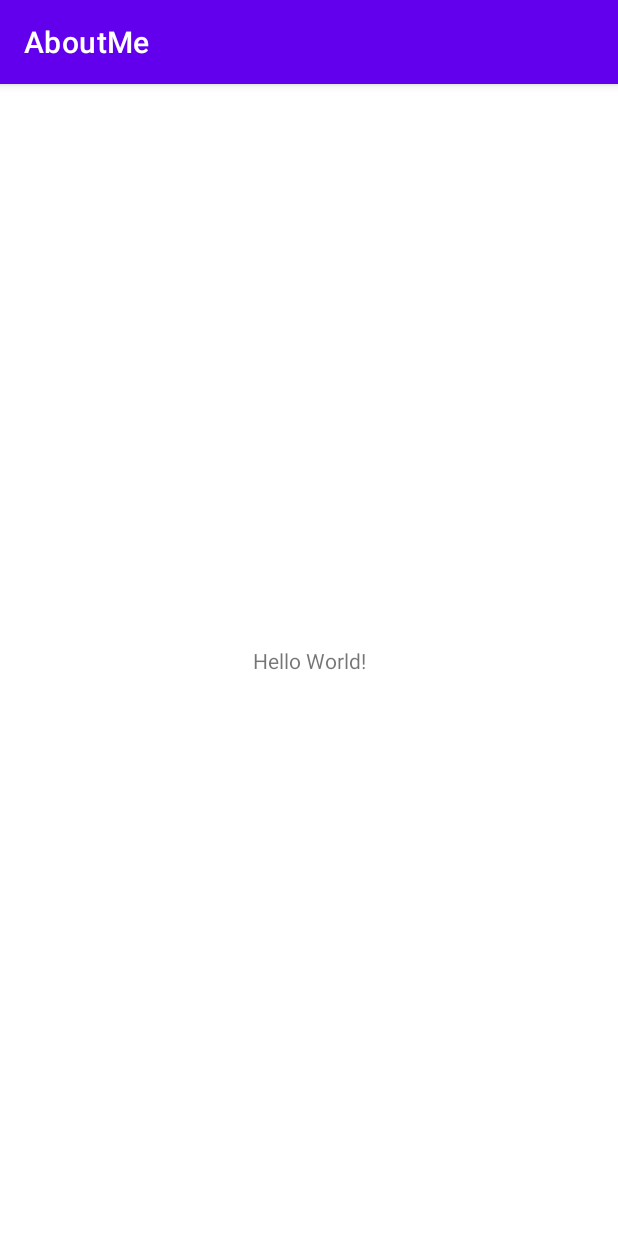
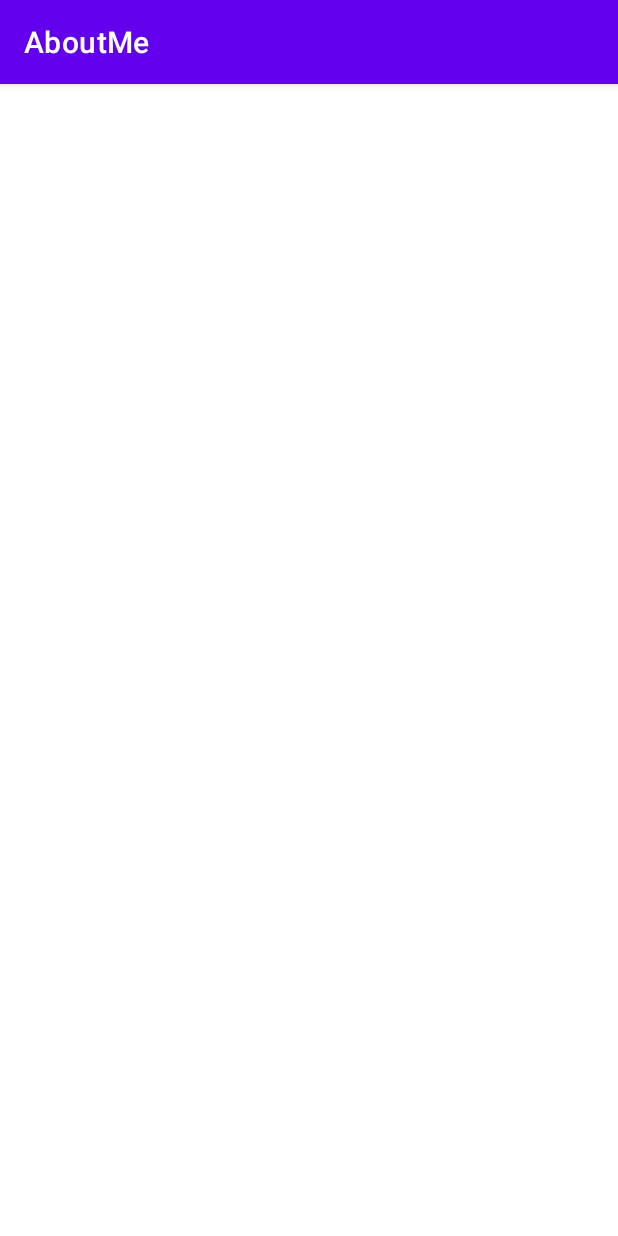
Before and after one commit to BogdanPetrisor/AboutMe, an Android app: the screen it shows after launch (MainActivity), on a phone screen of 412 x 824 dp. Run offline under Robolectric (Android 15) with nearby library versions, the phone set to English and light mode, and no system bars.

Commit message:
Replace Constraint Layout with Linear Layout

```diff
--- a/app/src/main/res/layout/activity_main.xml
+++ b/app/src/main/res/layout/activity_main.xml
@@ -1,18 +1,11 @@
 <?xml version="1.0" encoding="utf-8"?>
-<androidx.constraintlayout.widget.ConstraintLayout xmlns:android="http://schemas.android.com/apk/res/android"
+<LinearLayout
+    xmlns:android="http://schemas.android.com/apk/res/android"
+    xmlns:tools="http://schemas.android.com/tools"
     xmlns:app="http://schemas.android.com/apk/res-auto"
-    xmlns:tools="http://schemas.android.com/tools"
     android:layout_width="match_parent"
     android:layout_height="match_parent"
+    android:orientation="vertical"
     tools:context=".MainActivity">
 
-    <TextView
-        android:layout_width="wrap_content"
-        android:layout_height="wrap_content"
-        android:text="Hello World!"
-        app:layout_constraintBottom_toBottomOf="parent"
-        app:layout_constraintEnd_toEndOf="parent"
-        app:layout_constraintStart_toStartOf="parent"
-        app:layout_constraintTop_toTopOf="parent" />
-
-</androidx.constraintlayout.widget.ConstraintLayout>
+</LinearLayout>
```
